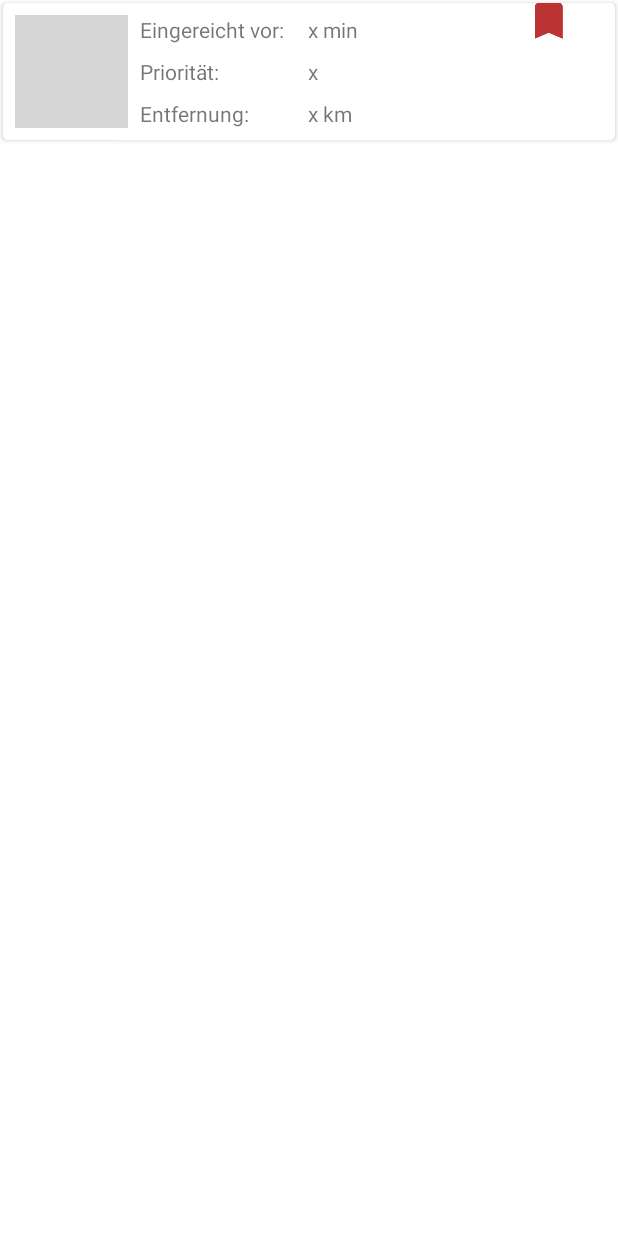
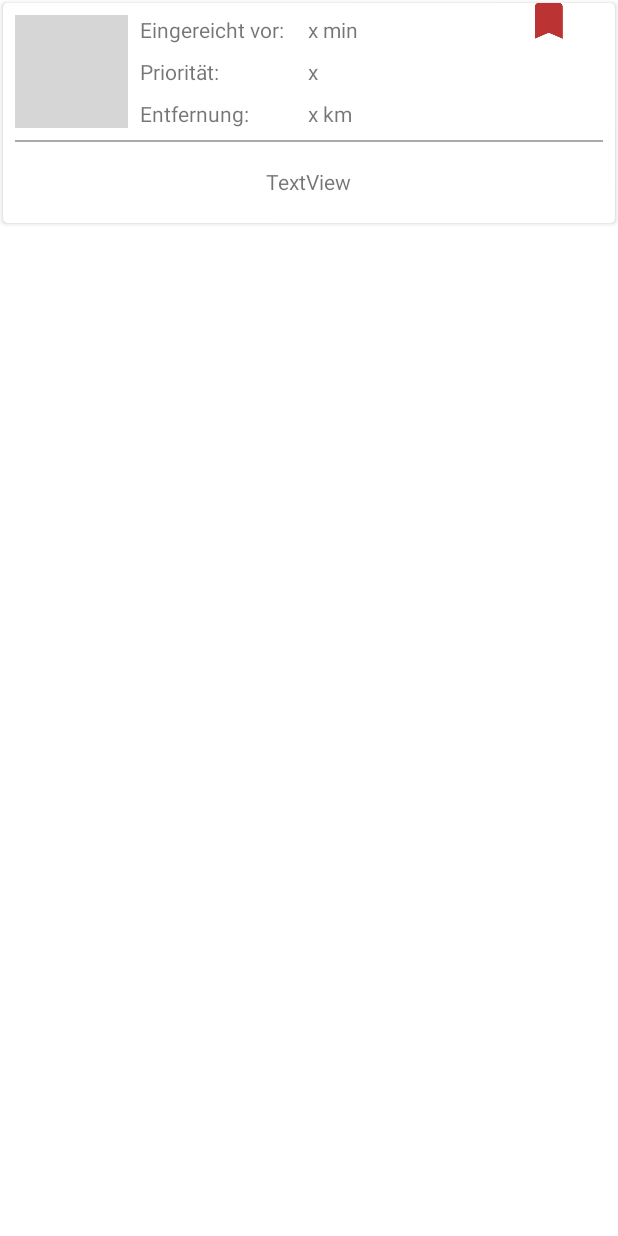
Before and after one commit to netzwerk-taubenrettung-hannover-e-v/TaubenSOS, an Android app: the layout card_counter.xml on its own in the app's theme, with its tools: preview values and no code run, on a phone screen of 412 x 824 dp. Run offline under Robolectric (Android 15) with nearby library versions, the phone set to English and light mode, and no system bars; grey boxes are pictures that could not be loaded.

```diff
--- a/android/application/app/src/main/java/de/unihannover/se/tauben2/view/AdapterList.kt
+++ b/android/application/app/src/main/java/de/unihannover/se/tauben2/view/AdapterList.kt
@@ -5,9 +5,17 @@ import android.view.View
 import android.view.ViewGroup
 import android.widget.TextView
 import androidx.recyclerview.widget.RecyclerView
+import androidx.transition.TransitionManager
 import de.unihannover.se.tauben2.R
+import androidx.core.view.ViewCompat.setActivated
+import de.unihannover.se.tauben2.R.id.image_card
+import kotlinx.android.synthetic.main.card_counter.view.*
+
 
 class AdapterList : RecyclerView.Adapter<AdapterList.ViewHolder>() {
+
+    private var mExpandedPosition = -1
+    // private val recyclerView: RecyclerView? = null
 
     private val titles = arrayOf("Chapter One",
             "Chapter Two", "Chapter Three", "Chapter Four",
@@ -39,4 +47,19 @@ class AdapterList : RecyclerView.Adapter<AdapterList.ViewHolder>() {
     override fun getItemCount(): Int {
         return titles.size
     }
+
+    override fun onBindViewHolder(holder: ViewHolder, position: Int, payloads: MutableList<Any>) {
+        //super.onBindViewHolder(holder, position, payloads)
+
+        val isExpanded = position === mExpandedPosition
+
+        holder.itemView.expand_card.visibility = if (isExpanded) View.VISIBLE else View.GONE
+        holder.itemView.isActivated = isExpanded
+        holder.itemView.setOnClickListener {
+            mExpandedPosition = if (isExpanded) -1 else position
+            // TransitionManager.beginDelayedTransition(recyclerView);
+            notifyDataSetChanged()
+        }
+
+    }
 }
--- a/android/application/app/src/main/java/de/unihannover/se/tauben2/view/CasesFragment.kt
+++ b/android/application/app/src/main/java/de/unihannover/se/tauben2/view/CasesFragment.kt
@@ -46,4 +46,6 @@ class CasesFragment : Fragment(), Observer<Resource<List<Case>>> {
 
         return view
     }
+
+
 }
--- a/android/application/app/src/main/java/de/unihannover/se/tauben2/view/MainActivity.kt
+++ b/android/application/app/src/main/java/de/unihannover/se/tauben2/view/MainActivity.kt
@@ -10,6 +10,7 @@ import de.unihannover.se.tauben2.R
 import de.unihannover.se.tauben2.filter
 import de.unihannover.se.tauben2.getViewModel
 import de.unihannover.se.tauben2.model.Permission
+import de.unihannover.se.tauben2.view.navigation.FragmentChangeListener
 import de.unihannover.se.tauben2.view.navigation.FragmentMenuItem
 import de.unihannover.se.tauben2.viewmodel.CaseViewModel
 import kotlinx.android.synthetic.main.activity_main.*
--- a/android/application/app/src/main/java/de/unihannover/se/tauben2/view/FragmentChangeListener.kt
+++ b/android/application/app/src/main/java/de/unihannover/se/tauben2/view/navigation/FragmentChangeListener.kt
@@ -1,4 +1,4 @@
-package de.unihannover.se.tauben2.view
+package de.unihannover.se.tauben2.view.navigation
 
 import androidx.fragment.app.Fragment
 
--- a/android/application/app/src/main/java/de/unihannover/se/tauben2/view/navigation/MoreFragment.kt
+++ b/android/application/app/src/main/java/de/unihannover/se/tauben2/view/navigation/MoreFragment.kt
@@ -7,10 +7,6 @@ import android.view.View
 import android.view.ViewGroup
 import androidx.fragment.app.Fragment
 import de.unihannover.se.tauben2.R
-import de.unihannover.se.tauben2.view.ContactFragment
-import de.unihannover.se.tauben2.view.EmergencyCallFragment
-import de.unihannover.se.tauben2.view.FragmentChangeListener
-import kotlinx.android.synthetic.main.fragment_more.*
 import kotlinx.android.synthetic.main.fragment_more.view.*
 
 class MoreFragment : Fragment() {
--- a/android/application/app/src/main/res/layout/card_counter.xml
+++ b/android/application/app/src/main/res/layout/card_counter.xml
@@ -16,15 +16,13 @@
         android:layout_height="wrap_content">
 
         <ImageView
-            android:id="@+id/imageView"
+            android:id="@+id/image_card"
             android:layout_width="75dp"
             android:layout_height="75dp"
             android:layout_marginStart="8dp"
             android:layout_marginTop="8dp"
-            android:layout_marginBottom="8dp"
             android:background="@color/common_google_signin_btn_text_light_default"
             android:scaleType="centerCrop"
-            app:layout_constraintBottom_toBottomOf="parent"
             app:layout_constraintStart_toStartOf="parent"
             app:layout_constraintTop_toTopOf="parent"
             tools:srcCompat="@tools:sample/backgrounds/scenic" />
@@ -36,7 +34,7 @@
             android:layout_marginStart="8dp"
             android:layout_marginTop="8dp"
             android:text="Eingereicht vor:"
-            app:layout_constraintStart_toEndOf="@+id/imageView"
+            app:layout_constraintStart_toEndOf="@+id/image_card"
             app:layout_constraintTop_toTopOf="parent" />
 
         <TextView
@@ -58,7 +56,7 @@
             android:layout_marginBottom="8dp"
             android:text="Priorität:"
             app:layout_constraintBottom_toTopOf="@+id/distance_text_card_title"
-            app:layout_constraintStart_toEndOf="@+id/imageView"
+            app:layout_constraintStart_toEndOf="@+id/image_card"
             app:layout_constraintTop_toBottomOf="@+id/elapsed_time_text_card_title" />
 
         <TextView
@@ -75,10 +73,9 @@
             android:layout_width="wrap_content"
             android:layout_height="wrap_content"
             android:layout_marginStart="8dp"
-            android:layout_marginBottom="8dp"
             android:text="Entfernung:"
-            app:layout_constraintBottom_toBottomOf="parent"
-            app:layout_constraintStart_toEndOf="@+id/imageView" />
+            app:layout_constraintBottom_toBottomOf="@+id/image_card"
+            app:layout_constraintStart_toEndOf="@+id/image_card" />
 
         <TextView
             android:id="@+id/distance_text_card_value"
@@ -94,11 +91,59 @@
             android:layout_width="wrap_content"
             android:layout_height="wrap_content"
             android:layout_marginEnd="32dp"
+            android:tint="#AA0000"
             app:layout_constraintEnd_toEndOf="parent"
             app:layout_constraintTop_toTopOf="parent"
-            app:srcCompat="@drawable/ic_status"
-            android:tint="#AA0000"/>
+            app:srcCompat="@drawable/ic_status" />
 
+        <!-- invisible Divider to being able to margin the image at the bottom -->
+        <View
+            android:id="@+id/invisible_divider"
+            android:layout_width="match_parent"
+            android:layout_height="1dp"
+            android:layout_marginStart="8dp"
+            android:layout_marginTop="8dp"
+            android:layout_marginEnd="8dp"
+            android:background="@android:color/darker_gray"
+            android:alpha="0"
+            app:layout_constraintEnd_toEndOf="parent"
+            app:layout_constraintStart_toStartOf="parent"
+            app:layout_constraintTop_toBottomOf="@+id/image_card" />
+
+        <!-- expandable Menu -->
+        <androidx.constraintlayout.widget.ConstraintLayout
+            android:id="@+id/expand_card"
+            android:layout_width="match_parent"
+            android:layout_height="55dp"
+            android:layout_marginTop="8dp"
+            app:layout_constraintTop_toBottomOf="@id/image_card">
+
+            <View
+                android:id="@+id/divider_card"
+                android:layout_width="match_parent"
+                android:layout_height="1dp"
+                android:layout_marginStart="8dp"
+                android:layout_marginTop="8dp"
+                android:layout_marginEnd="8dp"
+                android:background="@android:color/darker_gray" />
+
+            <TextView
+                android:id="@+id/textView4"
+                android:layout_width="58dp"
+                android:layout_height="wrap_content"
+                android:layout_marginStart="8dp"
+                android:layout_marginTop="8dp"
+                android:layout_marginEnd="8dp"
+                android:layout_marginBottom="8dp"
+                android:layout_weight="1"
+                android:text="TextView"
+                app:layout_constraintBottom_toBottomOf="parent"
+                app:layout_constraintEnd_toEndOf="parent"
+                app:layout_constraintStart_toStartOf="parent"
+                app:layout_constraintTop_toTopOf="parent" />
+
+        </androidx.constraintlayout.widget.ConstraintLayout>
 
     </androidx.constraintlayout.widget.ConstraintLayout>
+
 </com.google.android.material.card.MaterialCardView>
```
